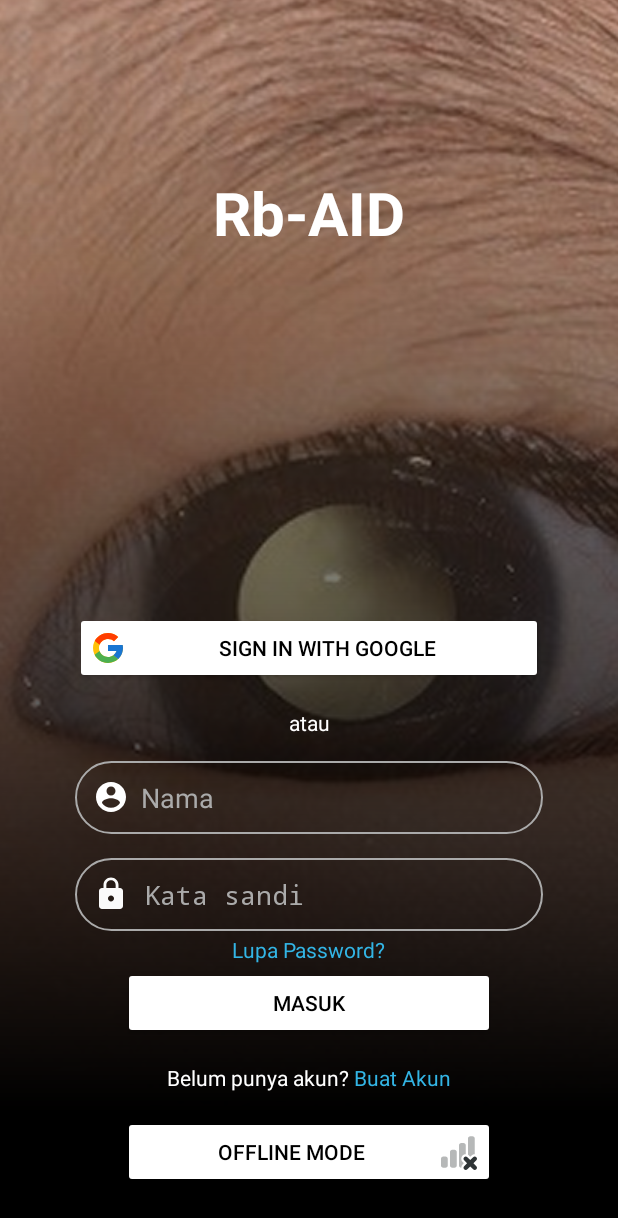
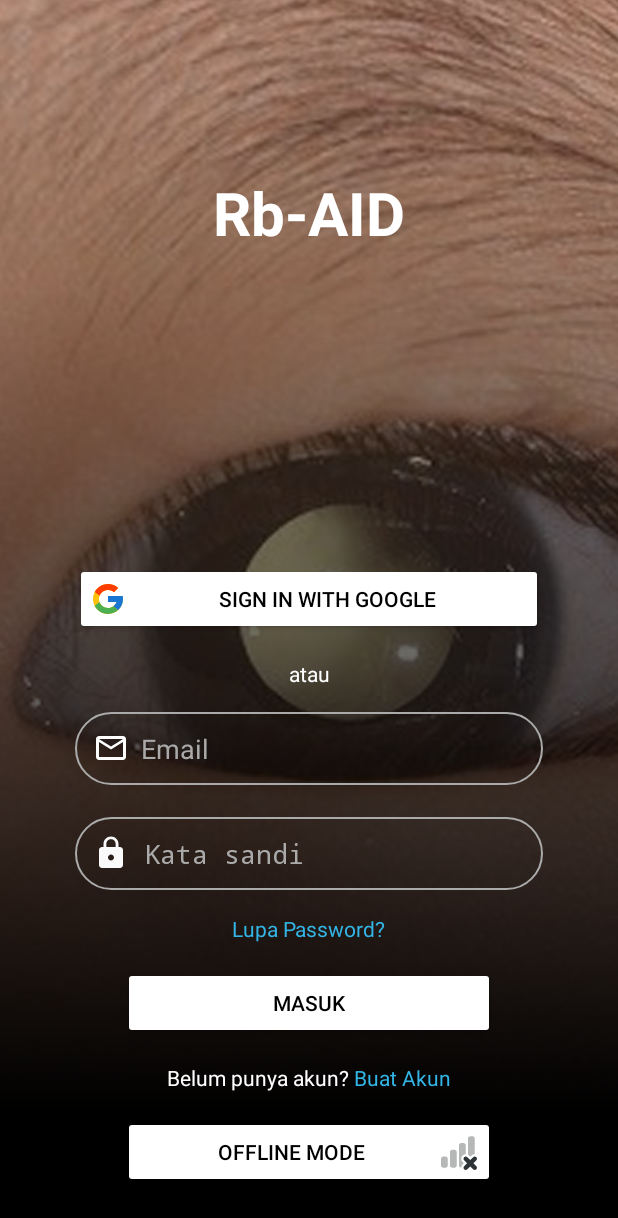
Before and after one commit to AMMAR839/RB_AID, an Android app: the screen it shows after launch (LoginActivity), on a phone screen of 412 x 824 dp. Shown: the top 1218 px of the screen. Run offline under Robolectric (Android 15) with nearby library versions, the phone set to English and light mode, and no system bars; our stand-ins replace Firebase (no records; nobody signed in at launch, a user with empty details on screens opened directly).

Commit message:
Tambah "Lupa password?" dan link ke beranda

```diff
--- a/app/src/main/java/com/example/app_rb_aid/LoginActivity.kt
+++ b/app/src/main/java/com/example/app_rb_aid/LoginActivity.kt
@@ -52,9 +52,6 @@ class LoginActivity : AppCompatActivity() {
             }
 
             LoginFirebase(email,password)
-
-            val intent = Intent(this, BerandaActivity::class.java)
-            startActivity(intent)
         }
     }
 
@@ -63,7 +60,7 @@ class LoginActivity : AppCompatActivity() {
             .addOnCompleteListener(this){
                 if (it.isSuccessful){
                     Toast.makeText(this, "Selamat Datang$email", Toast.LENGTH_SHORT).show()
-                    val intent = Intent(this, LoginActivity::class.java)
+                    val intent = Intent(this, BerandaActivity::class.java)
                     startActivity(intent)
                 } else{
                     Toast.makeText(this, "${it.exception?.message}", Toast.LENGTH_SHORT).show()
--- /dev/null
+++ b/app/src/main/res/drawable/email.xml
@@ -0,0 +1,8 @@
+<vector xmlns:android="http://schemas.android.com/apk/res/android"
+    android:width="24dp"
+    android:height="24dp"
+    android:viewportWidth="24"
+    android:viewportHeight="24"> <path
+    android:fillColor="#FFFFFF"
+    android:pathData="M22,6c0,-1.1 -0.9,-2 -2,-2L4,4c-1.1,0 -2,0.9 -2,2v12c0,1.1 0.9,2 2,2h16c1.1,0 2,-0.9 2,-2L22,6zM20,6l-8,5 -8,-5h16zM4,18L4,8l8,5 8,-5v10L4,18z"/>
+</vector>
--- a/app/src/main/res/layout/activity_login.xml
+++ b/app/src/main/res/layout/activity_login.xml
@@ -49,7 +49,7 @@
         android:layout_height="wrap_content"
         android:layout_marginStart="50dp"
         android:layout_marginEnd="50dp"
-        android:drawableLeft="@drawable/icons8_google"
+        android:drawableStart="@drawable/icons8_google"
         android:text="@string/sign_in_with_google"
         android:backgroundTint="@android:color/white"
         android:textColor="@android:color/black"
@@ -80,11 +80,13 @@
         android:layout_height="wrap_content"
         android:layout_marginStart="50dp"
         android:layout_marginEnd="50dp"
-        android:hint="@string/nama"
+        android:layout_marginBottom="5dp"
+        android:hint="Email"
+        android:inputType="textEmailAddress"
         android:textColorHint="@android:color/darker_gray"
         android:textColor="@android:color/white"
         android:background="@drawable/rounded" android:padding="12dp"
-        android:drawableStart="@drawable/acun" android:drawablePadding="8dp"
+        android:drawableStart="@drawable/email" android:drawablePadding="8dp"
         app:layout_constraintBottom_toTopOf="@+id/edt_password_Masuk"
         app:layout_constraintEnd_toEndOf="parent"
         app:layout_constraintStart_toStartOf="parent"
@@ -104,7 +106,7 @@
         android:background="@drawable/rounded" android:inputType="textPassword"
         android:padding="12dp"
         android:drawableStart="@drawable/lock" android:drawablePadding="10dp"
-        app:layout_constraintBottom_toTopOf="@+id/btn_masuk"
+        app:layout_constraintBottom_toTopOf="@+id/btntxt_lupa_password"
         app:layout_constraintEnd_toEndOf="parent"
         app:layout_constraintStart_toStartOf="parent"
         app:layout_constraintTop_toBottomOf="@+id/edt_email_Masuk" />
@@ -113,14 +115,14 @@
         android:id="@+id/btntxt_lupa_password"
         android:layout_width="wrap_content"
         android:layout_height="wrap_content"
-        android:layout_marginTop="20dp"
-        android:layout_marginBottom="20dp"
         android:text="Lupa Password?"
         android:textColor="@android:color/holo_blue_light"
+        android:layout_marginTop="16dp"
+        android:layout_marginBottom="16dp"
         app:layout_constraintBottom_toTopOf="@+id/btn_masuk"
-        app:layout_constraintTop_toBottomOf="@+id/edt_password_Masuk"
         app:layout_constraintEnd_toEndOf="parent"
-        app:layout_constraintStart_toStartOf="parent"/>
+        app:layout_constraintStart_toStartOf="parent"
+        app:layout_constraintTop_toBottomOf="@+id/edt_password_Masuk" />
 
     <Button
         android:id="@+id/btn_masuk"
@@ -128,12 +130,12 @@
         android:layout_height="wrap_content"
         android:layout_marginStart="82dp"
         android:layout_marginEnd="82dp"
-        android:layout_marginTop="24dp"
+        android:layout_marginTop="16dp"
         android:text="Masuk"
         android:backgroundTint="@color/white" android:textColor="@android:color/black"
         app:layout_constraintEnd_toEndOf="parent"
         app:layout_constraintStart_toStartOf="parent"
-        app:layout_constraintTop_toBottomOf="@+id/edt_password_Masuk"
+        app:layout_constraintTop_toBottomOf="@+id/btntxt_lupa_password"
         app:cornerRadius="24dp"
         android:padding="12dp"/>
 
```
Also changed, not shown: app/src/main/res/layout/activity_buat_akun.xml (+1 -13 lines).
